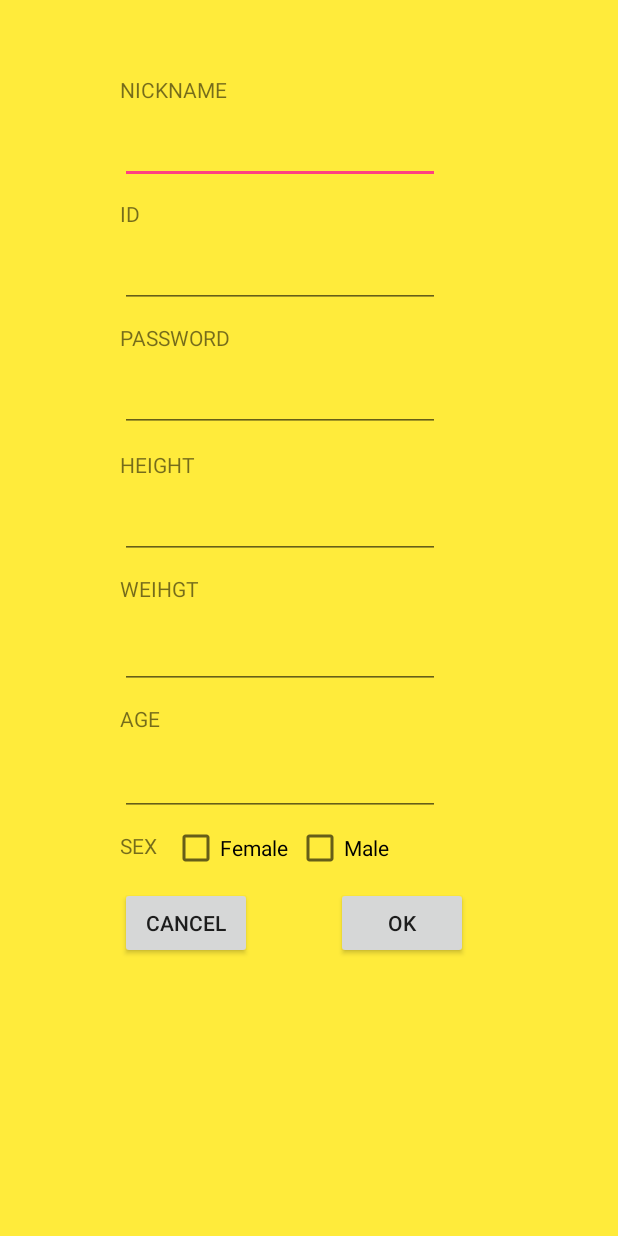
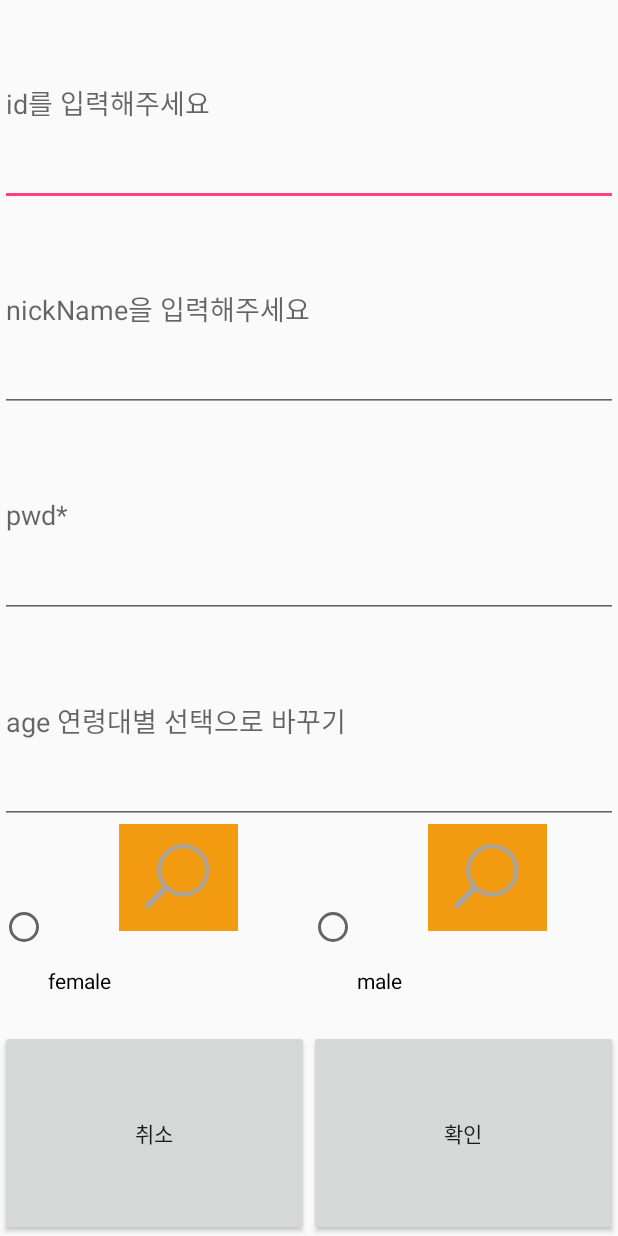
Before and after one commit to chohan3036/closet, an Android app: the SignUp screen opened directly, with no data from a screen before it, on a phone screen of 412 x 824 dp. Run offline under Robolectric (Android 15) with nearby library versions, the phone set to English and light mode, and no system bars.

Commit message:
signUp networking

```diff
--- a/closetAnd/app/src/main/java/com/example/closet/MainActivity.java
+++ b/closetAnd/app/src/main/java/com/example/closet/MainActivity.java
@@ -47,10 +47,8 @@ public class MainActivity extends AppCompatActivity implements View.OnClickListe
         setContentView(R.layout.activity_main);
         viewPager = (ViewPager) findViewById(R.id.viewPager);
         viewPager.setAdapter(new myPagerAdapter(getSupportFragmentManager()));
-
         tabLayout = (TabLayout) findViewById(R.id.tablayout);
         tabLayout.setupWithViewPager(viewPager);
-
         init();
     }
 
--- a/closetAnd/app/src/main/res/layout/activity_sign_up.xml
+++ b/closetAnd/app/src/main/res/layout/activity_sign_up.xml
@@ -1,204 +1,75 @@
 <?xml version="1.0" encoding="utf-8"?>
-<androidx.constraintlayout.widget.ConstraintLayout xmlns:android="http://schemas.android.com/apk/res/android"
+<LinearLayout xmlns:android="http://schemas.android.com/apk/res/android"
     xmlns:app="http://schemas.android.com/apk/res-auto"
     xmlns:tools="http://schemas.android.com/tools"
     android:layout_width="match_parent"
     android:layout_height="match_parent"
-    android:background="#FFEB3B"
-    tools:context=".MainActivity">
+    android:orientation="vertical">
+    <EditText
+        android:id="@+id/id_signUp"
+        android:layout_width="match_parent"
+        android:layout_height="0dp"
+        android:layout_weight="1"
+        android:hint="id를 입력해주세요"/>
+    <EditText
+        android:hint="nickName을 입력해주세요"
+        android:id="@+id/nickname_signUp"
+        android:layout_width="match_parent"
+        android:layout_height="0dp"
+        android:layout_weight="1"/>
+   <EditText
+       android:id="@+id/pwd_signUp"
+       android:hint="pwd*"
+       android:layout_width="match_parent"
+       android:layout_height="0dp"
+       android:layout_weight="1"/>
+    <EditText
+        android:id="@+id/age_signUp"
+        android:layout_width="match_parent"
+        android:layout_height="0dp"
+        android:layout_weight="1"
+        android:hint="age 연령대별 선택으로 바꾸기 "/>
 
-    <Button
-        android:id="@+id/signup_cancel"
-        android:layout_width="wrap_content"
-        android:layout_height="wrap_content"
-        android:layout_marginStart="80dp"
-        android:layout_marginLeft="80dp"
-        android:layout_marginTop="10dp"
-        android:text="@android:string/cancel"
-        app:layout_constraintStart_toStartOf="parent"
-        app:layout_constraintTop_toBottomOf="@+id/chk_female" />
+    <RadioGroup
+        android:id="@+id/sexGroup"
+        android:layout_width="match_parent"
+        android:layout_height="0dp"
+        android:layout_weight="1"
+        android:orientation="horizontal">
 
-    <CheckBox
-        android:id="@+id/chk_male"
-        android:layout_width="wrap_content"
-        android:layout_height="wrap_content"
-        android:layout_marginStart="5dp"
-        android:layout_marginLeft="5dp"
-        android:layout_marginTop="5dp"
-        android:text="Male"
-        app:layout_constraintStart_toEndOf="@+id/chk_female"
-        app:layout_constraintTop_toBottomOf="@+id/et_age" />
+        <RadioButton
+            android:id="@+id/female"
+            android:layout_width="0dp"
+            android:layout_height="match_parent"
+            android:layout_weight="1"
+            android:text="female"
+            android:drawableTop="@drawable/search"/>
 
-    <EditText
-        android:id="@+id/et_nickname"
-        android:layout_width="wrap_content"
-        android:layout_height="wrap_content"
-        android:layout_marginStart="80dp"
-        android:layout_marginLeft="80dp"
-        android:layout_marginTop="8dp"
-        android:ems="10"
-        android:inputType="textPersonName"
-        app:layout_constraintStart_toStartOf="parent"
-        app:layout_constraintTop_toBottomOf="@+id/textView6" />
+        <RadioButton
+            android:id="@+id/male"
+            android:layout_width="0dp"
+            android:layout_weight="1"
+            android:layout_height="match_parent"
+            android:text="male"
+            android:drawableTop="@drawable/search" />
+    </RadioGroup>
+    <LinearLayout
+        android:layout_width="match_parent"
+        android:layout_height="0dp"
+        android:layout_weight="1"
+        android:orientation="horizontal">
 
-    <TextView
-        android:id="@+id/textView9"
-        android:layout_width="wrap_content"
-        android:layout_height="wrap_content"
-        android:layout_marginStart="80dp"
-        android:layout_marginLeft="80dp"
-        android:layout_marginTop="10dp"
-        android:text="WEIHGT"
-        app:layout_constraintStart_toStartOf="parent"
-        app:layout_constraintTop_toBottomOf="@+id/et_height" />
-
-    <TextView
-        android:id="@+id/textView4"
-        android:layout_width="wrap_content"
-        android:layout_height="wrap_content"
-        android:layout_marginStart="80dp"
-        android:layout_marginLeft="80dp"
-        android:layout_marginTop="12dp"
-        android:text="HEIGHT"
-        app:layout_constraintStart_toStartOf="parent"
-        app:layout_constraintTop_toBottomOf="@+id/et_password" />
-
-    <EditText
-        android:id="@+id/et_age"
-        android:layout_width="wrap_content"
-        android:layout_height="wrap_content"
-        android:layout_marginStart="80dp"
-        android:layout_marginLeft="80dp"
-        android:layout_marginTop="10dp"
-        android:ems="10"
-        android:inputType="textPersonName"
-        app:layout_constraintStart_toStartOf="parent"
-        app:layout_constraintTop_toBottomOf="@+id/textView3" />
-
-    <EditText
-        android:id="@+id/et_id"
-        android:layout_width="wrap_content"
-        android:layout_height="wrap_content"
-        android:layout_marginStart="80dp"
-        android:layout_marginLeft="80dp"
-        android:layout_marginTop="8dp"
-        android:ems="10"
-        android:inputType="textPersonName"
-        app:layout_constraintStart_toStartOf="parent"
-        app:layout_constraintTop_toBottomOf="@+id/textView" />
-
-    <TextView
-        android:id="@+id/textView"
-        android:layout_width="wrap_content"
-        android:layout_height="wrap_content"
-        android:layout_marginStart="80dp"
-        android:layout_marginLeft="80dp"
-        android:layout_marginTop="10dp"
-        android:text="ID"
-        app:layout_constraintStart_toStartOf="parent"
-        app:layout_constraintTop_toBottomOf="@+id/et_nickname" />
-
-    <TextView
-        android:id="@+id/textView3"
-        android:layout_width="wrap_content"
-        android:layout_height="wrap_content"
-        android:layout_marginStart="80dp"
-        android:layout_marginLeft="80dp"
-        android:layout_marginTop="10dp"
-        android:text="AGE"
-        app:layout_constraintStart_toStartOf="parent"
-        app:layout_constraintTop_toBottomOf="@+id/et_weight" />
-
-    <TextView
-        android:id="@+id/textView10"
-        android:layout_width="wrap_content"
-        android:layout_height="wrap_content"
-        android:layout_marginStart="80dp"
-        android:layout_marginLeft="80dp"
-        android:layout_marginTop="10dp"
-        android:text="SEX"
-        app:layout_constraintStart_toStartOf="parent"
-        app:layout_constraintTop_toBottomOf="@+id/et_age" />
-
-    <EditText
-        android:id="@+id/et_weight"
-        android:layout_width="wrap_content"
-        android:layout_height="wrap_content"
-        android:layout_marginStart="80dp"
-        android:layout_marginLeft="80dp"
-        android:layout_marginTop="12dp"
-        android:ems="10"
-        android:inputType="textPersonName"
-        app:layout_constraintStart_toStartOf="parent"
-        app:layout_constraintTop_toBottomOf="@+id/textView9" />
-
-    <EditText
-        android:id="@+id/et_height"
-        android:layout_width="wrap_content"
-        android:layout_height="wrap_content"
-        android:layout_marginStart="80dp"
-        android:layout_marginLeft="80dp"
-        android:layout_marginTop="8dp"
-        android:ems="10"
-        android:inputType="textPersonName"
-        app:layout_constraintStart_toStartOf="parent"
-        app:layout_constraintTop_toBottomOf="@+id/textView4" />
-
-    <TextView
-        android:id="@+id/textView5"
-        android:layout_width="wrap_content"
-        android:layout_height="wrap_content"
-        android:layout_marginStart="80dp"
-        android:layout_marginLeft="80dp"
-        android:layout_marginTop="10dp"
-        android:text="PASSWORD"
-        app:layout_constraintStart_toStartOf="parent"
-        app:layout_constraintTop_toBottomOf="@+id/et_id" />
-
-    <EditText
-        android:id="@+id/et_password"
-        android:layout_width="wrap_content"
-        android:layout_height="wrap_content"
-        android:layout_marginStart="80dp"
-        android:layout_marginLeft="80dp"
-        android:layout_marginTop="8dp"
-        android:ems="10"
-        android:inputType="textPersonName"
-        app:layout_constraintStart_toStartOf="parent"
-        app:layout_constraintTop_toBottomOf="@+id/textView5" />
-
-    <TextView
-        android:id="@+id/textView6"
-        android:layout_width="wrap_content"
-        android:layout_height="wrap_content"
-        android:layout_marginStart="80dp"
-        android:layout_marginLeft="80dp"
-        android:layout_marginTop="50dp"
-        android:text="NICKNAME"
-        app:layout_constraintStart_toStartOf="parent"
-        app:layout_constraintTop_toTopOf="parent" />
-
-    <CheckBox
-        android:id="@+id/chk_female"
-        android:layout_width="wrap_content"
-        android:layout_height="wrap_content"
-        android:layout_marginStart="10dp"
-        android:layout_marginLeft="10dp"
-        android:layout_marginTop="5dp"
-        android:text="Female"
-        app:layout_constraintStart_toEndOf="@+id/textView10"
-        app:layout_constraintTop_toBottomOf="@+id/et_age" />
-
-    <Button
-        android:id="@+id/signup_ok"
-        android:layout_width="wrap_content"
-        android:layout_height="wrap_content"
-        android:layout_marginTop="10dp"
-        android:layout_marginEnd="100dp"
-        android:layout_marginRight="100dp"
-        android:text="OK"
-        app:layout_constraintEnd_toEndOf="parent"
-        app:layout_constraintStart_toEndOf="@+id/button2"
-        app:layout_constraintTop_toBottomOf="@+id/chk_male" />
-
-</androidx.constraintlayout.widget.ConstraintLayout>
+        <Button
+            android:layout_width="0dp"
+            android:layout_weight="1"
+            android:layout_height="match_parent"
+            android:text="취소"
+            android:id="@+id/cancel_signUp"/>
+        <Button
+            android:layout_width="0dp"
+            android:layout_weight="1"
+            android:layout_height="match_parent"
+            android:text="확인"
+            android:id="@+id/ok_singUp"/>
+    </LinearLayout>
+</LinearLayout>
```
Also changed, not shown: closetAnd/app/src/main/AndroidManifest.xml (+5 -5 lines), closetAnd/app/src/main/java/com/example/closet/Home/Home.java (+15 -3 lines), closetAnd/app/src/main/java/com/example/closet/SignUp.java (+127 -18 lines), closetAnd/app/src/main/res/layout/fragment_home.xml (+6 -1 lines), 3 other files.
